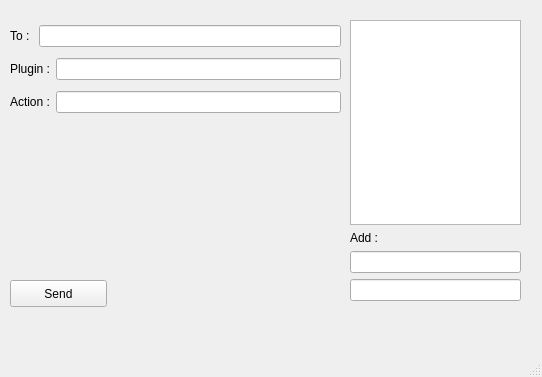
First picture: the form in src/windowiq.ui, repository fffaraz/Archipel-xmpp-Bug-Reproducer, before the edit.
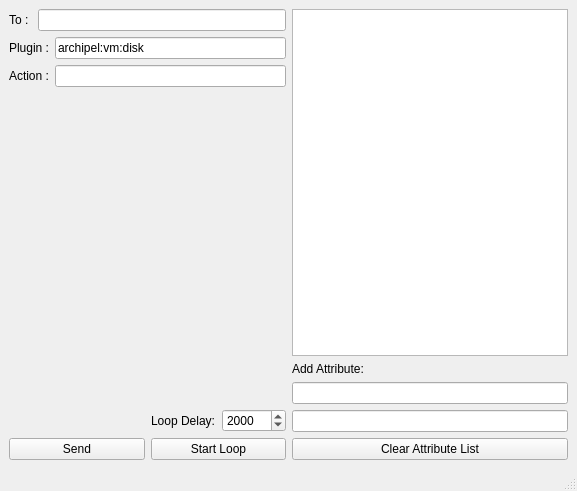
Second picture: the form after the edit.

Commit message: IQ Stress Test

The edit to the form file:
```diff
--- a/src/windowiq.ui
+++ b/src/windowiq.ui
@@ -6,36 +6,16 @@
    <rect>
     <x>0</x>
     <y>0</y>
-    <width>542</width>
-    <height>377</height>
+    <width>577</width>
+    <height>491</height>
    </rect>
   </property>
   <property name="windowTitle">
    <string>Send IQ (of course without reducing yours!)</string>
   </property>
   <widget class="QWidget" name="centralwidget">
-   <widget class="QPushButton" name="btnSend">
-    <property name="geometry">
-     <rect>
-      <x>10</x>
-      <y>280</y>
-      <width>97</width>
-      <height>27</height>
-     </rect>
-    </property>
-    <property name="text">
-     <string>Send</string>
-    </property>
-   </widget>
-   <widget class="QWidget" name="">
-    <property name="geometry">
-     <rect>
-      <x>10</x>
-      <y>20</y>
-      <width>331</width>
-      <height>101</height>
-     </rect>
-    </property>
+   <layout class="QGridLayout" name="gridLayout_2">
+    <item row="0" column="0">
     <layout class="QGridLayout" name="gridLayout">
      <item row="0" column="0">
       <widget class="QLabel" name="label">
@@ -55,7 +35,11 @@
       </widget>
      </item>
      <item row="1" column="2">
-      <widget class="QLineEdit" name="txtPlugin"/>
+       <widget class="QLineEdit" name="txtPlugin">
+        <property name="text">
+         <string>archipel:vm:disk</string>
+        </property>
+       </widget>
      </item>
      <item row="2" column="0" colspan="2">
       <widget class="QLabel" name="label_3">
@@ -68,16 +52,8 @@
       <widget class="QLineEdit" name="txtAction"/>
      </item>
     </layout>
-   </widget>
-   <widget class="QWidget" name="">
-    <property name="geometry">
-     <rect>
-      <x>350</x>
-      <y>20</y>
-      <width>171</width>
-      <height>281</height>
-     </rect>
-    </property>
+    </item>
+    <item row="0" column="1" rowspan="2">
     <layout class="QVBoxLayout" name="verticalLayout">
      <item>
       <widget class="QListWidget" name="listWidget"/>
@@ -85,7 +61,7 @@
      <item>
       <widget class="QLabel" name="label_4">
        <property name="text">
-        <string>Add :</string>
+         <string>Add Attribute:</string>
        </property>
       </widget>
      </item>
@@ -93,10 +69,112 @@
       <widget class="QLineEdit" name="lineEdit"/>
      </item>
      <item>
-      <widget class="QLineEdit" name="lineEdit_2"/>
-     </item>
-    </layout>
-   </widget>
+       <widget class="QLineEdit" name="txtAttr2"/>
+      </item>
+      <item>
+       <widget class="QPushButton" name="btnClear">
+        <property name="text">
+         <string>Clear Attribute List</string>
+        </property>
+       </widget>
+      </item>
+     </layout>
+    </item>
+    <item row="1" column="0">
+     <layout class="QHBoxLayout" name="horizontalLayout_2">
+      <item>
+       <layout class="QVBoxLayout" name="verticalLayout_3">
+        <item>
+         <spacer name="verticalSpacer">
+          <property name="orientation">
+           <enum>Qt::Vertical</enum>
+          </property>
+          <property name="sizeHint" stdset="0">
+           <size>
+            <width>20</width>
+            <height>40</height>
+           </size>
+          </property>
+         </spacer>
+        </item>
+        <item>
+         <widget class="QPushButton" name="btnSend">
+          <property name="text">
+           <string>Send</string>
+          </property>
+         </widget>
+        </item>
+       </layout>
+      </item>
+      <item>
+       <layout class="QVBoxLayout" name="verticalLayout_2">
+        <item>
+         <spacer name="verticalSpacer_2">
+          <property name="orientation">
+           <enum>Qt::Vertical</enum>
+          </property>
+          <property name="sizeHint" stdset="0">
+           <size>
+            <width>20</width>
+            <height>40</height>
+           </size>
+          </property>
+         </spacer>
+        </item>
+        <item>
+         <layout class="QHBoxLayout" name="horizontalLayout">
+          <item>
+           <widget class="QLabel" name="label_7">
+            <property name="maximumSize">
+             <size>
+              <width>200</width>
+              <height>16777215</height>
+             </size>
+            </property>
+            <property name="text">
+             <string>Loop Delay:</string>
+            </property>
+           </widget>
+          </item>
+          <item>
+           <widget class="QSpinBox" name="spinDelayLoop">
+            <property name="maximumSize">
+             <size>
+              <width>200</width>
+              <height>16777215</height>
+             </size>
+            </property>
+            <property name="minimum">
+             <number>100</number>
+            </property>
+            <property name="maximum">
+             <number>10000</number>
+            </property>
+            <property name="value">
+             <number>2000</number>
+            </property>
+           </widget>
+          </item>
+         </layout>
+        </item>
+        <item>
+         <widget class="QPushButton" name="btnStart">
+          <property name="maximumSize">
+           <size>
+            <width>200</width>
+            <height>16777215</height>
+           </size>
+          </property>
+          <property name="text">
+           <string>Start Loop</string>
+          </property>
+         </widget>
+        </item>
+       </layout>
+      </item>
+     </layout>
+    </item>
+   </layout>
   </widget>
   <widget class="QMenuBar" name="menubar">
    <property name="geometry">
```
Left out of the diff: 6 changed lines with no effect on the pictures. Lines whose indentation alone changed are shown as unchanged. The commit also changes 2 other files.
